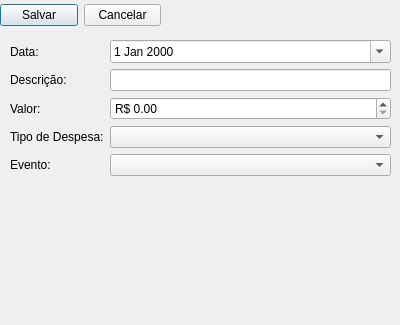
First picture: the form in UIs/Despesa/CadastroDespesaDialog.ui, repository teiGustavo/eventos-pyside, before the edit.
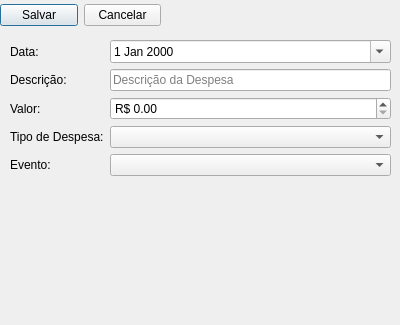
Second picture: the form after the edit.

```diff
--- a/UIs/Despesa/CadastroDespesaDialog.ui
+++ b/UIs/Despesa/CadastroDespesaDialog.ui
@@ -64,7 +64,11 @@
      </widget>
     </item>
     <item row="1" column="1">
-     <widget class="QLineEdit" name="lineEditDescricao"/>
+     <widget class="QLineEdit" name="lineEditDescricao">
+      <property name="placeholderText">
+       <string>Descrição da Despesa</string>
+      </property>
+     </widget>
     </item>
     <item row="2" column="1">
      <widget class="QDoubleSpinBox" name="doubleSpinBoxValor">
```
